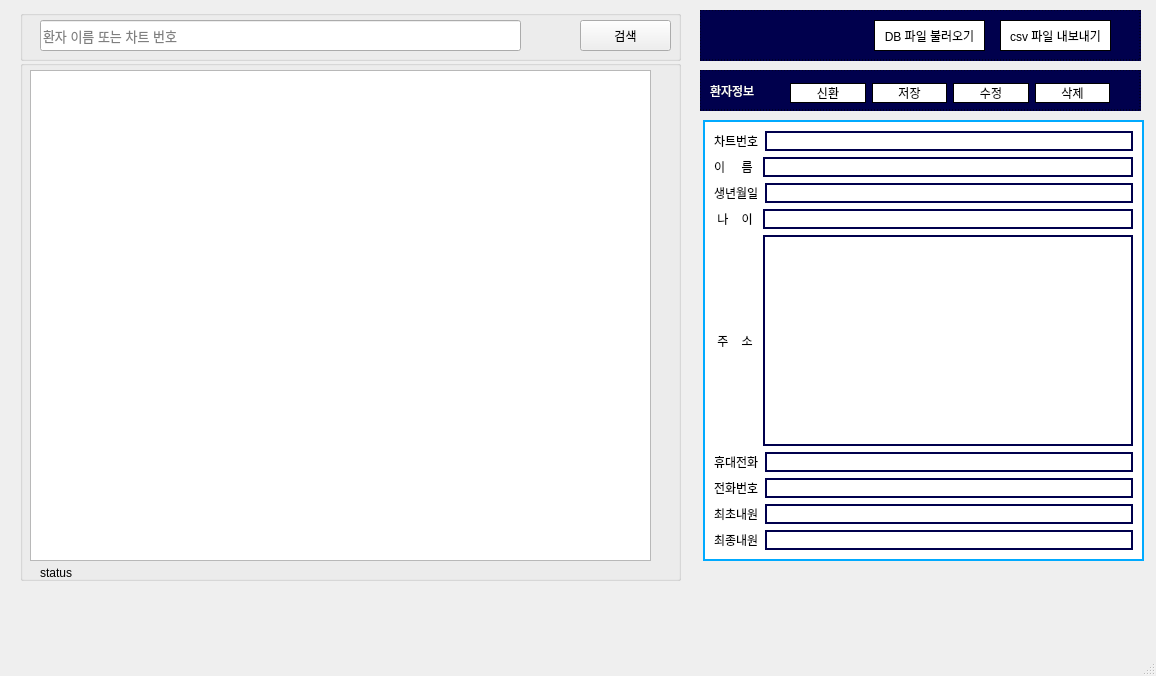
The window that mainwindow.ui (MuHyeonSon/OSSTEM_Intern_Project) describes before a commit, drawn with Qt 5.
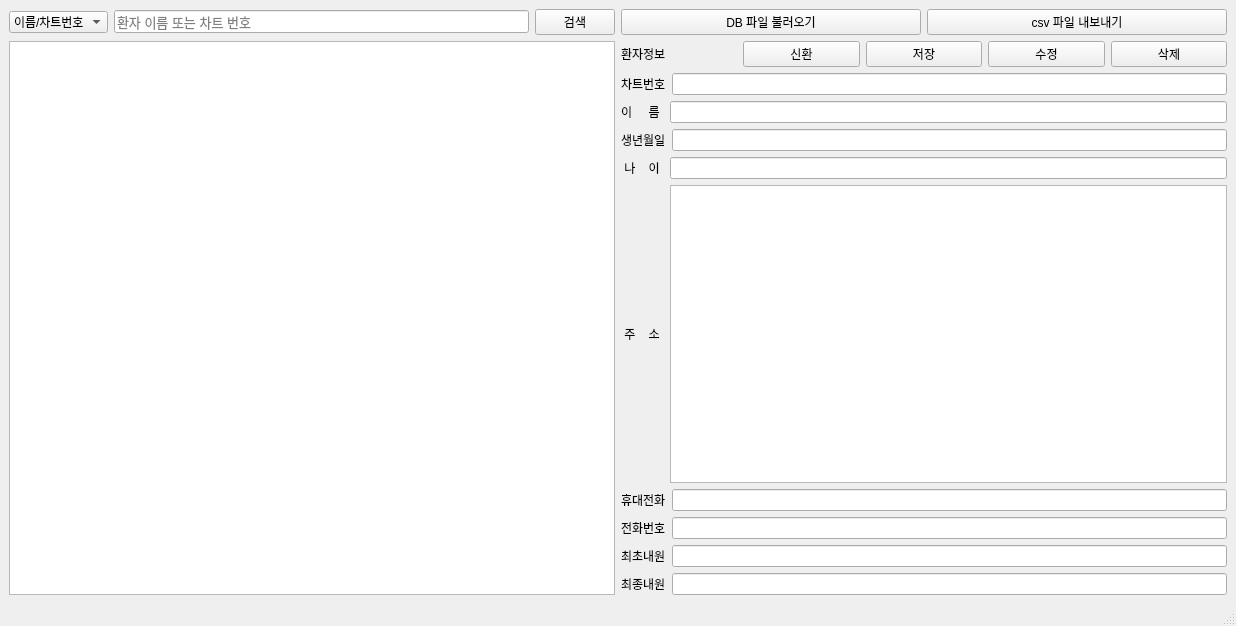
The same window after the commit.

```diff
--- a/mainwindow.ui
+++ b/mainwindow.ui
@@ -6,8 +6,8 @@
    <rect>
     <x>0</x>
     <y>0</y>
-    <width>1156</width>
-    <height>676</height>
+    <width>1236</width>
+    <height>626</height>
    </rect>
   </property>
   <property name="contextMenuPolicy">
@@ -20,42 +20,239 @@
    <property name="styleSheet">
     <string notr="true"/>
    </property>
-   <widget class="QLabel" name="label">
-    <property name="geometry">
-     <rect>
-      <x>40</x>
-      <y>565</y>
-      <width>91</width>
-      <height>16</height>
-     </rect>
-    </property>
+   <layout class="QGridLayout" name="gridLayout">
+    <item row="0" column="0">
+     <layout class="QVBoxLayout" name="verticalLayout_5"/>
+    </item>
+    <item row="1" column="1">
+     <layout class="QHBoxLayout" name="horizontalLayout_10">
+      <item>
+       <layout class="QVBoxLayout" name="verticalLayout_7">
+        <item>
+         <layout class="QHBoxLayout" name="horizontalLayout_15">
+          <item>
+           <widget class="QComboBox" name="comboBox">
+            <item>
+             <property name="text">
+              <string>이름/차트번호</string>
+             </property>
+            </item>
+            <item>
     <property name="text">
-     <string>status</string>
-    </property>
-   </widget>
-   <widget class="QGroupBox" name="groupBox">
-    <property name="geometry">
-     <rect>
-      <x>703</x>
-      <y>120</y>
-      <width>441</width>
-      <height>441</height>
-     </rect>
-    </property>
-    <property name="styleSheet">
-     <string notr="true">QGroupBox {
-    background-color: rgb(255, 255, 255);
-    border: 2px solid rgb(0, 170, 255);
-}</string>
-    </property>
-    <property name="title">
+              <string>환자이름</string>
+             </property>
+            </item>
+            <item>
+             <property name="text">
+              <string>차트번호</string>
+             </property>
+            </item>
+            <item>
+             <property name="text">
+              <string>휴대전화</string>
+             </property>
+            </item>
+            <item>
+             <property name="text">
+              <string>전화번호</string>
+             </property>
+            </item>
+           </widget>
+          </item>
+          <item>
+           <widget class="QLineEdit" name="lineEdit_search">
+            <property name="font">
+             <font>
+              <pointsize>10</pointsize>
+             </font>
+            </property>
+            <property name="cursor">
+             <cursorShape>IBeamCursor</cursorShape>
+            </property>
+            <property name="focusPolicy">
+             <enum>Qt::ClickFocus</enum>
+            </property>
+            <property name="autoFillBackground">
+             <bool>false</bool>
+            </property>
+            <property name="text">
      <string/>
     </property>
-    <layout class="QVBoxLayout" name="verticalLayout">
+            <property name="frame">
+             <bool>true</bool>
+            </property>
+            <property name="dragEnabled">
+             <bool>false</bool>
+            </property>
+            <property name="placeholderText">
+             <string>환자 이름 또는 차트 번호</string>
+            </property>
+            <property name="clearButtonEnabled">
+             <bool>true</bool>
+            </property>
+           </widget>
+          </item>
+          <item>
+           <widget class="QPushButton" name="pushButton_search_3">
+            <property name="text">
+             <string>검색</string>
+            </property>
+           </widget>
+          </item>
+         </layout>
+        </item>
+        <item>
+         <widget class="QTableView" name="tableView">
+          <property name="dragDropMode">
+           <enum>QAbstractItemView::NoDragDrop</enum>
+          </property>
+          <property name="alternatingRowColors">
+           <bool>true</bool>
+          </property>
+          <property name="selectionMode">
+           <enum>QAbstractItemView::ExtendedSelection</enum>
+          </property>
+          <property name="selectionBehavior">
+           <enum>QAbstractItemView::SelectRows</enum>
+          </property>
+          <property name="textElideMode">
+           <enum>Qt::ElideRight</enum>
+          </property>
+          <property name="verticalScrollMode">
+           <enum>QAbstractItemView::ScrollPerPixel</enum>
+          </property>
+          <property name="horizontalScrollMode">
+           <enum>QAbstractItemView::ScrollPerPixel</enum>
+          </property>
+          <property name="sortingEnabled">
+           <bool>true</bool>
+          </property>
+          <attribute name="horizontalHeaderCascadingSectionResizes">
+           <bool>false</bool>
+          </attribute>
+          <attribute name="horizontalHeaderStretchLastSection">
+           <bool>false</bool>
+          </attribute>
+         </widget>
+        </item>
+       </layout>
+      </item>
+      <item>
+       <layout class="QVBoxLayout" name="verticalLayout_6">
+        <item>
+         <layout class="QHBoxLayout" name="horizontalLayout_2">
+          <item>
+           <widget class="QPushButton" name="pushButton_Load_DB">
+            <property name="styleSheet">
+             <string notr="true">/*QPushButton {
+    background-color: rgb(255, 255, 255);
+    border: 1px solid black;
+}
+</string>
+            </property>
+            <property name="text">
+             <string>DB 파일 불러오기</string>
+            </property>
+           </widget>
+          </item>
+          <item>
+           <widget class="QPushButton" name="pushButton_exportCSV">
+            <property name="styleSheet">
+             <string notr="true">/*QPushButton {
+    background-color: rgb(255, 255, 255);
+    border: 1px solid black;
+}
+</string>
+            </property>
+            <property name="text">
+             <string>csv 파일 내보내기</string>
+            </property>
+           </widget>
+          </item>
+         </layout>
+        </item>
      <item>
       <layout class="QHBoxLayout" name="horizontalLayout">
        <item>
+           <widget class="QLabel" name="label_2">
+            <property name="styleSheet">
+             <string notr="true">/*QLabel {
+   
+    color :  rgb(255, 255, 255);
+}</string>
+            </property>
+            <property name="text">
+             <string>환자정보</string>
+            </property>
+           </widget>
+          </item>
+          <item>
+           <widget class="QPushButton" name="pushButton_newpatient">
+            <property name="styleSheet">
+             <string notr="true">/*QPushButton {
+    background-color: rgb(255, 255, 255);
+    border: 1px solid black;
+}
+</string>
+            </property>
+            <property name="text">
+             <string>신환</string>
+            </property>
+           </widget>
+          </item>
+          <item>
+           <widget class="QPushButton" name="pushButton_save">
+            <property name="styleSheet">
+             <string notr="true">/*QPushButton {
+    background-color: rgb(255, 255, 255);
+    border: 1px solid black;
+}
+</string>
+            </property>
+            <property name="text">
+             <string>저장</string>
+            </property>
+           </widget>
+          </item>
+          <item>
+           <widget class="QPushButton" name="pushButton_Edit">
+            <property name="styleSheet">
+             <string notr="true">/*QPushButton {
+    background-color: rgb(255, 255, 255);
+    border: 1px solid black;
+}
+</string>
+            </property>
+            <property name="text">
+             <string>수정</string>
+            </property>
+           </widget>
+          </item>
+          <item>
+           <widget class="QPushButton" name="pushButton_delete">
+            <property name="styleSheet">
+             <string notr="true">/*QPushButton {
+    background-color: rgb(255, 255, 255);
+    border: 1px solid black;
+}
+</string>
+            </property>
+            <property name="text">
+             <string>삭제</string>
+            </property>
+           </widget>
+          </item>
+         </layout>
+        </item>
+        <item>
+         <layout class="QVBoxLayout" name="verticalLayout">
+          <item>
+           <layout class="QHBoxLayout" name="horizontalLayout_12">
+            <item>
         <widget class="QLabel" name="label_pntuid">
+              <property name="enabled">
+               <bool>true</bool>
+              </property>
          <property name="text">
           <string>차트번호</string>
          </property>
@@ -63,21 +260,25 @@
        </item>
        <item>
         <widget class="QLineEdit" name="lineEdit_pntuid">
+              <property name="enabled">
+               <bool>true</bool>
+              </property>
          <property name="styleSheet">
-          <string notr="true">QLineEdit {
+               <string notr="true">/*
+QLineEdit {
    
     border: 2px solid rgb(0, 0, 77);
 }</string>
          </property>
          <property name="readOnly">
-          <bool>false</bool>
+               <bool>true</bool>
          </property>
         </widget>
        </item>
       </layout>
      </item>
      <item>
-      <layout class="QHBoxLayout" name="horizontalLayout_2">
+           <layout class="QHBoxLayout" name="horizontalLayout_11">
        <item>
         <widget class="QLabel" name="label_pntname">
          <property name="text">
@@ -88,7 +289,7 @@
        <item>
         <widget class="QLineEdit" name="lineEdit_pntname">
          <property name="styleSheet">
-          <string notr="true">QLineEdit {
+               <string notr="true">/*QLineEdit {
    
     border: 2px solid rgb(0, 0, 77);
 }</string>
@@ -98,7 +299,7 @@
       </layout>
      </item>
      <item>
-      <layout class="QHBoxLayout" name="horizontalLayout_3">
+           <layout class="QHBoxLayout" name="horizontalLayout_9">
        <item>
         <widget class="QLabel" name="label_birthdate">
          <property name="text">
@@ -109,7 +310,7 @@
        <item>
         <widget class="QLineEdit" name="lineEdit_birthdate">
          <property name="styleSheet">
-          <string notr="true">QLineEdit {
+               <string notr="true">/*QLineEdit {
    
     border: 2px solid rgb(0, 0, 77);
 }</string>
@@ -119,7 +320,7 @@
       </layout>
      </item>
      <item>
-      <layout class="QHBoxLayout" name="horizontalLayout_4">
+           <layout class="QHBoxLayout" name="horizontalLayout_8">
        <item>
         <widget class="QLabel" name="label_age">
          <property name="text">
@@ -130,7 +331,7 @@
        <item>
         <widget class="QLineEdit" name="lineEdit_age">
          <property name="styleSheet">
-          <string notr="true">QLineEdit {
+               <string notr="true">/*QLineEdit {
    
     border: 2px solid rgb(0, 0, 77);
 }</string>
@@ -143,7 +344,7 @@
       </layout>
      </item>
      <item>
-      <layout class="QHBoxLayout" name="horizontalLayout_5">
+           <layout class="QHBoxLayout" name="horizontalLayout_7">
        <item>
         <widget class="QLabel" name="label_adrr">
          <property name="text">
@@ -153,8 +354,11 @@
        </item>
        <item>
         <widget class="QTextEdit" name="textEdit_adrr">
+              <property name="enabled">
+               <bool>true</bool>
+              </property>
          <property name="styleSheet">
-          <string notr="true">QTextEdit {
+               <string notr="true">/*QTextEdit {
    
     border: 2px solid rgb(0, 0, 77);
 }</string>
@@ -175,7 +379,7 @@
        <item>
         <widget class="QLineEdit" name="lineEdit_hpno">
          <property name="styleSheet">
-          <string notr="true">QLineEdit {
+               <string notr="true">/*QLineEdit {
    
     border: 2px solid rgb(0, 0, 77);
 }</string>
@@ -185,7 +389,7 @@
       </layout>
      </item>
      <item>
-      <layout class="QHBoxLayout" name="horizontalLayout_7">
+           <layout class="QHBoxLayout" name="horizontalLayout_5">
        <item>
         <widget class="QLabel" name="label_hometel">
          <property name="text">
@@ -196,7 +400,7 @@
        <item>
         <widget class="QLineEdit" name="lineEdit_hometel">
          <property name="styleSheet">
-          <string notr="true">QLineEdit {
+               <string notr="true">/*QLineEdit {
    
     border: 2px solid rgb(0, 0, 77);
 }</string>
@@ -206,7 +410,7 @@
       </layout>
      </item>
      <item>
-      <layout class="QHBoxLayout" name="horizontalLayout_8">
+           <layout class="QHBoxLayout" name="horizontalLayout_4">
        <item>
         <widget class="QLabel" name="label_FirstVisitDate">
          <property name="text">
@@ -217,7 +421,7 @@
        <item>
         <widget class="QLineEdit" name="lineEdit_FirstVisitDate">
          <property name="styleSheet">
-          <string notr="true">QLineEdit {
+               <string notr="true">/*QLineEdit {
    
     border: 2px solid rgb(0, 0, 77);
 }</string>
@@ -227,7 +431,7 @@
       </layout>
      </item>
      <item>
-      <layout class="QHBoxLayout" name="horizontalLayout_9">
+           <layout class="QHBoxLayout" name="horizontalLayout_3">
        <item>
         <widget class="QLabel" name="label_LastVisitDate">
          <property name="text">
@@ -238,7 +442,7 @@
        <item>
         <widget class="QLineEdit" name="lineEdit_LastVisitDate">
          <property name="styleSheet">
-          <string notr="true">QLineEdit {
+               <string notr="true">/*QLineEdit {
    
     border: 2px solid rgb(0, 0, 77);
 }</string>
@@ -248,292 +452,44 @@
       </layout>
      </item>
     </layout>
-   </widget>
-   <widget class="QGroupBox" name="groupBox_3">
-    <property name="geometry">
-     <rect>
-      <x>20</x>
-      <y>60</y>
-      <width>661</width>
-      <height>521</height>
-     </rect>
-    </property>
-    <property name="autoFillBackground">
-     <bool>false</bool>
-    </property>
-    <property name="styleSheet">
-     <string notr="true"/>
-    </property>
-    <property name="title">
-     <string/>
-    </property>
-    <widget class="QTableView" name="tableView">
-     <property name="geometry">
-      <rect>
-       <x>10</x>
-       <y>10</y>
-       <width>621</width>
-       <height>491</height>
-      </rect>
-     </property>
-     <property name="dragDropMode">
-      <enum>QAbstractItemView::NoDragDrop</enum>
-     </property>
-     <property name="alternatingRowColors">
-      <bool>true</bool>
-     </property>
-     <property name="selectionBehavior">
-      <enum>QAbstractItemView::SelectRows</enum>
-     </property>
-     <property name="textElideMode">
-      <enum>Qt::ElideRight</enum>
-     </property>
-     <property name="verticalScrollMode">
-      <enum>QAbstractItemView::ScrollPerPixel</enum>
-     </property>
-     <property name="horizontalScrollMode">
-      <enum>QAbstractItemView::ScrollPerPixel</enum>
-     </property>
-     <property name="sortingEnabled">
-      <bool>true</bool>
-     </property>
-     <attribute name="horizontalHeaderCascadingSectionResizes">
-      <bool>false</bool>
-     </attribute>
-     <attribute name="horizontalHeaderStretchLastSection">
-      <bool>false</bool>
-     </attribute>
-    </widget>
-   </widget>
-   <widget class="QGroupBox" name="groupBox_2">
-    <property name="geometry">
-     <rect>
-      <x>700</x>
-      <y>70</y>
-      <width>441</width>
-      <height>41</height>
-     </rect>
-    </property>
-    <property name="styleSheet">
-     <string notr="true">QGroupBox {
-    background-color: rgb(0, 0, 77);
-    border: 1px dashed black;
-}</string>
-    </property>
-    <property name="title">
-     <string/>
-    </property>
-    <widget class="QLabel" name="label_2">
-     <property name="geometry">
-      <rect>
-       <x>10</x>
-       <y>10</y>
-       <width>61</width>
-       <height>21</height>
-      </rect>
-     </property>
-     <property name="styleSheet">
-      <string notr="true">QLabel {
-   
-    color :  rgb(255, 255, 255);
-}</string>
-     </property>
-     <property name="text">
-      <string>환자정보</string>
-     </property>
-    </widget>
-    <widget class="QWidget" name="layoutWidget">
-     <property name="geometry">
-      <rect>
-       <x>90</x>
-       <y>10</y>
-       <width>320</width>
-       <height>26</height>
-      </rect>
-     </property>
-     <layout class="QHBoxLayout" name="horizontalLayout_10">
-      <item>
-       <widget class="QPushButton" name="pushButton_newpatient">
-        <property name="styleSheet">
-         <string notr="true">QPushButton {
-    background-color: rgb(255, 255, 255);
-    border: 1px solid black;
-}
-</string>
-        </property>
-        <property name="text">
-         <string>신환</string>
-        </property>
-       </widget>
-      </item>
-      <item>
-       <widget class="QPushButton" name="pushButton_save">
-        <property name="styleSheet">
-         <string notr="true">QPushButton {
-    background-color: rgb(255, 255, 255);
-    border: 1px solid black;
-}
-</string>
-        </property>
-        <property name="text">
-         <string>저장</string>
-        </property>
-       </widget>
+        </item>
+       </layout>
       </item>
-      <item>
-       <widget class="QPushButton" name="pushButton_Edit">
-        <property name="styleSheet">
-         <string notr="true">QPushButton {
-    background-color: rgb(255, 255, 255);
-    border: 1px solid black;
-}
-</string>
-        </property>
-        <property name="text">
-         <string>수정</string>
-        </property>
-       </widget>
-      </item>
-      <item>
-       <widget class="QPushButton" name="pushButton_delete">
-        <property name="styleSheet">
-         <string notr="true">QPushButton {
-    background-color: rgb(255, 255, 255);
-    border: 1px solid black;
-}
-</string>
-        </property>
-        <property name="text">
-         <string>삭제</string>
-        </property>
-       </widget>
-      </item>
-     </layout>
-    </widget>
-   </widget>
-   <widget class="QGroupBox" name="groupBox_4">
+     </layout>
+    </item>
+   </layout>
+   <widget class="QWidget" name="">
     <property name="geometry">
      <rect>
-      <x>20</x>
-      <y>10</y>
-      <width>661</width>
-      <height>51</height>
+      <x>0</x>
+      <y>0</y>
+      <width>2</width>
+      <height>2</height>
      </rect>
     </property>
-    <property name="title">
-     <string/>
-    </property>
-    <widget class="QLineEdit" name="lineEdit_search">
-     <property name="geometry">
-      <rect>
-       <x>20</x>
-       <y>10</y>
-       <width>481</width>
-       <height>31</height>
-      </rect>
-     </property>
-     <property name="font">
-      <font>
-       <pointsize>10</pointsize>
-      </font>
-     </property>
-     <property name="cursor">
-      <cursorShape>IBeamCursor</cursorShape>
-     </property>
-     <property name="focusPolicy">
-      <enum>Qt::ClickFocus</enum>
-     </property>
-     <property name="autoFillBackground">
-      <bool>false</bool>
-     </property>
-     <property name="text">
-      <string/>
-     </property>
-     <property name="frame">
-      <bool>true</bool>
-     </property>
-     <property name="dragEnabled">
-      <bool>false</bool>
-     </property>
-     <property name="placeholderText">
-      <string>환자 이름 또는 차트 번호</string>
-     </property>
-     <property name="clearButtonEnabled">
-      <bool>true</bool>
-     </property>
-    </widget>
-    <widget class="QPushButton" name="pushButton_search">
+    <layout class="QVBoxLayout" name="verticalLayout_2"/>
+   </widget>
+   <widget class="QWidget" name="">
      <property name="geometry">
       <rect>
-       <x>560</x>
-       <y>10</y>
-       <width>91</width>
-       <height>31</height>
-      </rect>
-     </property>
-     <property name="text">
-      <string>검색</string>
-     </property>
-    </widget>
-   </widget>
-   <widget class="QGroupBox" name="groupBox_5">
+      <x>0</x>
+      <y>0</y>
+      <width>2</width>
+      <height>2</height>
+     </rect>
+    </property>
+    <layout class="QVBoxLayout" name="verticalLayout_3"/>
+   </widget>
+   <widget class="QWidget" name="">
     <property name="geometry">
      <rect>
-      <x>700</x>
-      <y>10</y>
-      <width>441</width>
-      <height>51</height>
+      <x>0</x>
+      <y>0</y>
+      <width>2</width>
+      <height>2</height>
      </rect>
     </property>
-    <property name="styleSheet">
-     <string notr="true">QGroupBox {
-    background-color: rgb(0, 0, 77);
-    border: 1px dashed black;
-}</string>
-    </property>
-    <property name="title">
-     <string/>
-    </property>
-    <widget class="QPushButton" name="pushButton_exportCSV">
-     <property name="geometry">
-      <rect>
-       <x>300</x>
-       <y>10</y>
-       <width>111</width>
-       <height>31</height>
-      </rect>
-     </property>
-     <property name="styleSheet">
-      <string notr="true">QPushButton {
-    background-color: rgb(255, 255, 255);
-    border: 1px solid black;
-}
-</string>
-     </property>
-     <property name="text">
-      <string>csv 파일 내보내기</string>
-     </property>
-    </widget>
-    <widget class="QPushButton" name="pushButton_Load_DB">
-     <property name="geometry">
-      <rect>
-       <x>174</x>
-       <y>10</y>
-       <width>111</width>
-       <height>31</height>
-      </rect>
-     </property>
-     <property name="styleSheet">
-      <string notr="true">QPushButton {
-    background-color: rgb(255, 255, 255);
-    border: 1px solid black;
-}
-</string>
-     </property>
-     <property name="text">
-      <string>DB 파일 불러오기</string>
-     </property>
-    </widget>
+    <layout class="QVBoxLayout" name="verticalLayout_4"/>
    </widget>
   </widget>
   <widget class="QMenuBar" name="menubar">
@@ -546,7 +502,14 @@
     </rect>
    </property>
   </widget>
-  <widget class="QStatusBar" name="statusbar"/>
+  <widget class="QStatusBar" name="statusbar">
+   <property name="autoFillBackground">
+    <bool>true</bool>
+   </property>
+   <property name="sizeGripEnabled">
+    <bool>true</bool>
+   </property>
+  </widget>
  </widget>
  <resources/>
  <connections/>
```
Left out of the diff: 2 changed lines with no effect on the pictures. Lines whose indentation alone changed are shown as unchanged.
